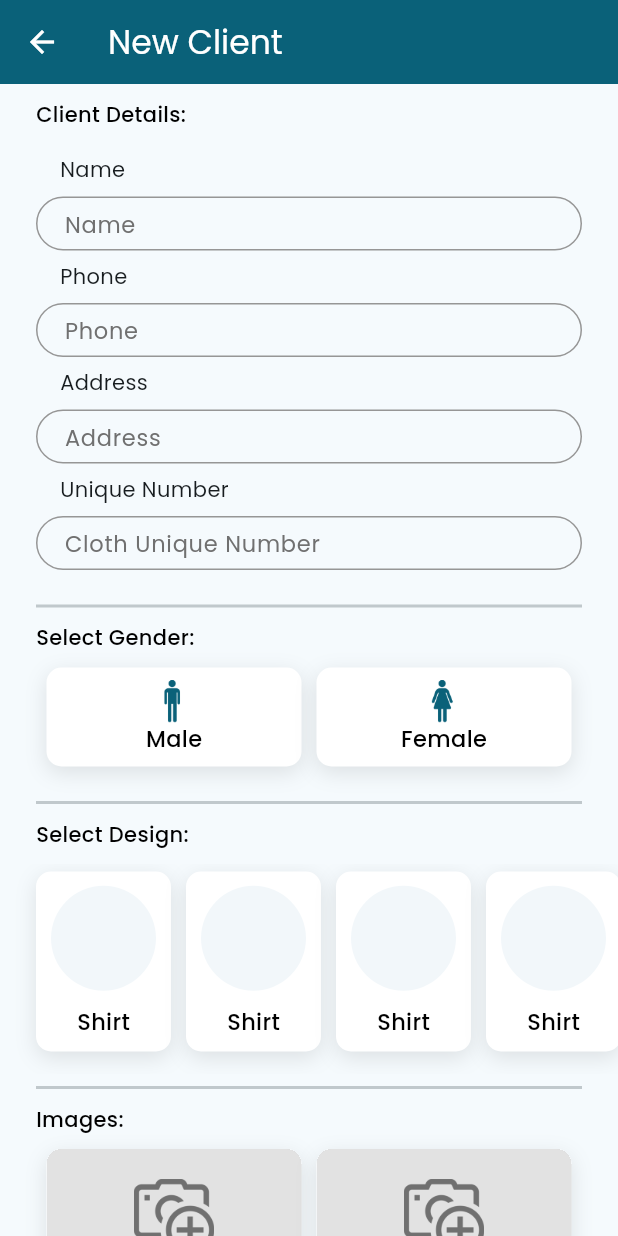
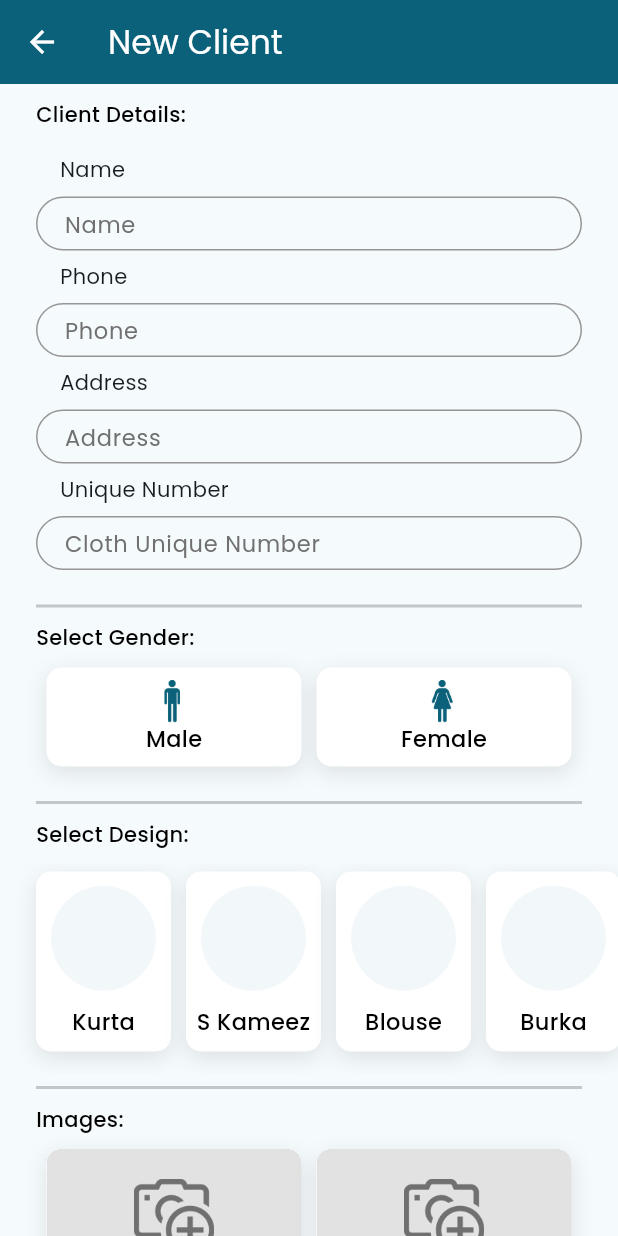
Before and after one commit to Waseem-Dar/TailorApp, a Flutter app: the AddClientScreen screen opened directly, on a phone screen of 412 x 824 dp. Run offline on Flutter 3.47's test engine with Material 3 defaults, Android fonts, the phone set to English and light mode, and no system bars; our stand-ins replace animate_do, animated_bottom_navigation_bar, cached_network_image, flutter_otp_text_field, getwidget, google_fonts and 1 more; network calls fail.

Commit message:
add a measurement funtionality in this project

```diff
--- /dev/null
+++ b/lib/data/cloth_measurement_list.dart
@@ -0,0 +1,62 @@
+import '../model/cloth_measurement_model.dart';
+
+final List<ClothingItem> clothingItems = [
+  ClothingItem(
+    name: "Kurta",
+    measurements: ["Collar", "Length", "Chest", "Shoulder", "Sleeve"],
+  ),
+  ClothingItem(
+    name: "S Kameez",
+    measurements: ["Kameez Length", "Shalwar Length", "Waist", "Hip", "Bottom"],
+  ),
+  ClothingItem(
+    name: "Blouse",
+    measurements: ["Chest", "Waist", "Shoulder", "Sleeve Length", "Blouse Length"],
+  ),
+  ClothingItem(
+    name: "Burka",
+    measurements: ["Length", "Chest", "Shoulder", "Sleeve", "Hem"],
+  ),
+  ClothingItem(
+    name: "Saree",
+    measurements: ["Blouse Length", "Waist", "Hip", "Saree Length"],
+  ),
+  ClothingItem(
+    name: "Under Skirt",
+    measurements: ["Waist", "Hip", "Length"],
+  ),
+  ClothingItem(
+    name: "Night Gown",
+    measurements: ["Length", "Chest", "Waist", "Hip", "Shoulder"],
+  ),
+  ClothingItem(
+    name: "Firaq",
+    measurements: ["Length", "Chest", "Waist", "Shoulder", "Sleeve"],
+  ),
+  ClothingItem(
+    name: "Shorts",
+    measurements: ["Waist", "Hip", "Length", "Thigh", "Bottom"],
+  ),
+  ClothingItem(
+    name: "Jeans",
+    measurements: ["Waist", "Hip", "Length", "Thigh", "Bottom"],
+  ),
+  ClothingItem(
+    name: "Shirt",
+    measurements: ["Collar", "Chest", "Shoulder", "Sleeve", "Length"],
+  ),
+  ClothingItem(
+    name: "Pant",
+    measurements: ["Waist", "Hip", "Length", "Thigh", "Bottom"],
+  ),
+  ClothingItem(
+    name: "Coat",
+    measurements: ["Chest", "Shoulder", "Sleeve", "Length", "Waist"],
+  ),
+  ClothingItem(
+    name: "Pajama",
+    measurements: ["Waist", "Hip", "Length", "Bottom"],
+  ),
+];
+
+final List<String> clothName = ["Kurta", "S Kameez","Blouse","Burka","Saree", "Under Skirt","Night Gown","Firaq","Shorts","Jeans","Shirt","Pant", "Coat","Pajama",];
--- /dev/null
+++ b/lib/model/cloth_measurement_model.dart
@@ -0,0 +1,6 @@
+class ClothingItem {
+  final String name;
+  final List<String> measurements;
+
+  ClothingItem({required this.name, required this.measurements});
+}
--- a/lib/view/add_client_screen.dart
+++ b/lib/view/add_client_screen.dart
@@ -1,8 +1,12 @@
+import 'dart:developer';
+
 import 'package:flutter/material.dart';
 import 'package:flutter/rendering.dart';
 import 'package:google_fonts/google_fonts.dart';
+import 'package:tailor_book/data/cloth_measurement_list.dart';
 import 'package:tailor_book/utils/app_icons.dart';
 import 'package:tailor_book/widgets/date_picker_field.dart';
+import 'package:tailor_book/widgets/measurement_field.dart';
 import 'package:tailor_book/widgets/text_field_widget.dart';
 
 import '../utils/app_color.dart';
@@ -23,6 +27,9 @@ class _AddClientScreenState extends State<AddClientScreen> {
   bool isSwitched = false;
 
   int? selectedIndex;
+
+  String? selectedClothing;
+  List<String> measurementFields = [];
 
   @override
   Widget build(BuildContext context) {
@@ -106,7 +113,7 @@ class _AddClientScreenState extends State<AddClientScreen> {
             SizedBox(
               height: 140,
               child: ListView.builder(
-                itemCount: 10,
+                itemCount: clothName.length,
                 padding: EdgeInsets.only(left: 19, right: 19),
                 scrollDirection: Axis.horizontal,
                 itemBuilder: (context, index) {
@@ -115,6 +122,12 @@ class _AddClientScreenState extends State<AddClientScreen> {
                     onTap: () {
                       setState(() {
                         selectedIndex = index; // Update selected item
+                        selectedClothing = clothName[selectedIndex!];
+                        // Find the selected clothing item and update measurement fields
+                        measurementFields = clothingItems
+                            .firstWhere((item) => item.name == selectedClothing)
+                            .measurements;
+                        print(measurementFields); // Log the measurement fields
                       });
                     },
                     child: Padding(
@@ -144,7 +157,7 @@ class _AddClientScreenState extends State<AddClientScreen> {
                                   color: AppColors.background,
                                   borderRadius: BorderRadius.circular(50)),
                             ),
-                            Text("Shirt",
+                            Text(clothName[index],
                                 style: GoogleFonts.poppins(
                                     fontSize: 15,
                                     fontWeight: FontWeight.w500,
@@ -214,7 +227,44 @@ class _AddClientScreenState extends State<AddClientScreen> {
                         ),
                       ),
                     ],
+                  ),
+                  SizedBox(
+                    height: 20,
+                  ),
+                  Divider(
+                    thickness: 2,
+                    height: 0,
+                  ),
+                  AppWidgets.labelText1("Add Measurement:"),
+                  Container(
+                    padding: EdgeInsets.fromLTRB(14,0,14,14),
+                    decoration: BoxDecoration(
+                        color: AppColors.white,
+                        borderRadius: BorderRadius.circular(10),
+                        boxShadow: [BoxShadow(
+                            color: AppColors.black.withOpacity(0.1),offset: const Offset(0, 4),blurRadius:11.199999809265137
+                        )]
+                    ),
+                    child:Column(
+                      spacing: 15,
+                      children: measurementFields.map((measurement){
+                        return MeasurementField(itemName: measurement);
+                      }).toList(),
+                      // children: [
+                      //   MeasurementField(itemName: "Collor"),
+                      //   MeasurementField(itemName: "Collor"),
+                      //   MeasurementField(itemName: "Collor"),
+                      //   MeasurementField(itemName: "Collor"),
+                      //   MeasurementField(itemName: "Collor"),
+                      //   MeasurementField(itemName: "Collor"),
+                      //   MeasurementField(itemName: "Collor"),
+                      // ],
+                    ),
                   )
+
+
+
+
                 ],
               ),
             ),
```
Also changed, not shown: lib/widgets/measurement_field.dart (added, +40 -0 lines).
